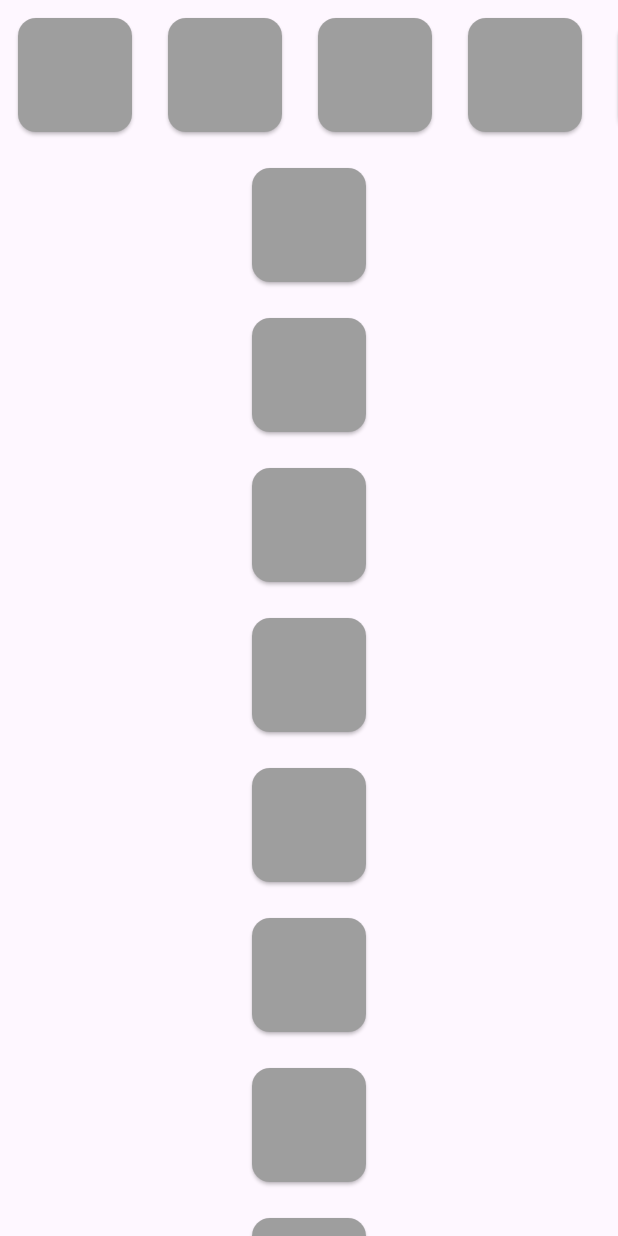
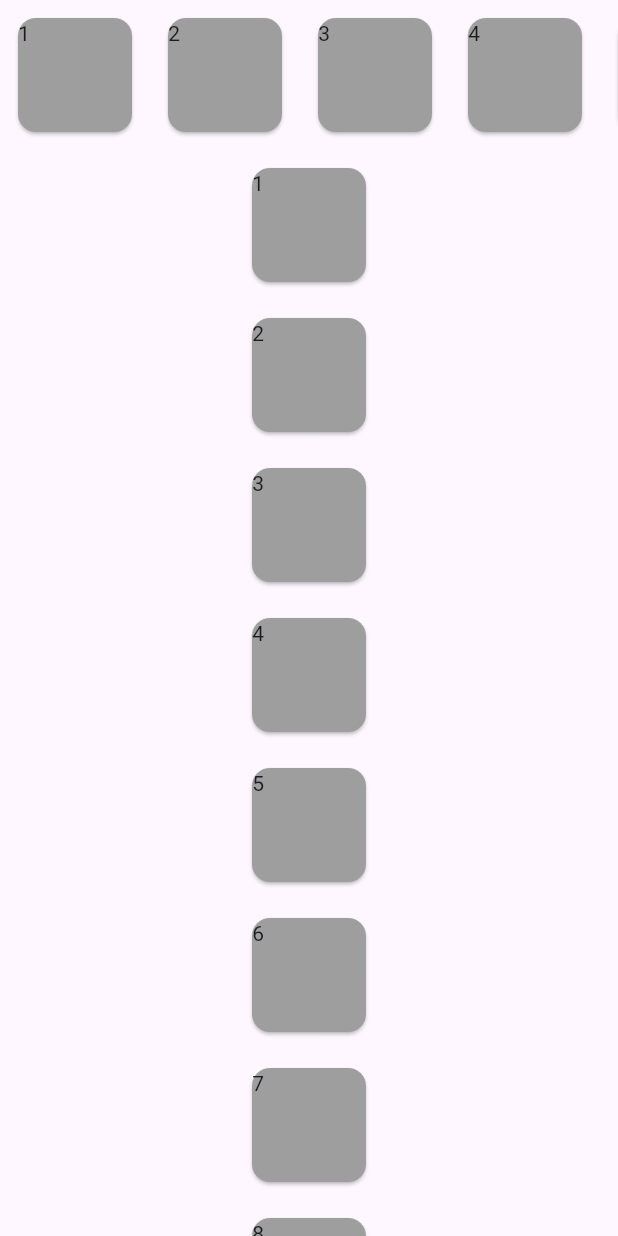
Before and after one commit to gatewan/flutter-lab, a Flutter app: the HomePage screen opened directly, after a tap on "Explore ListView", on a phone screen of 412 x 824 dp. Run offline on Flutter 3.47's test engine with Material 2 defaults, Android fonts, the phone set to English and light mode, and no system bars; our stand-ins replace package_info_plus.

Commit message:
Need Help

```diff
--- a/lib/pages/home_page.dart
+++ b/lib/pages/home_page.dart
@@ -127,13 +127,15 @@ class HomePage extends StatelessWidget {
                         padding:
                             EdgeInsets.symmetric(horizontal: 16, vertical: 5),
                         child: Card(
-                          child: Column(
-                            mainAxisSize: MainAxisSize.min,
-                            children: <Widget>[
-                              ListTile(
-                                title: Text("Explore ScrollView"),
-                              )
-                            ],
+                          child: Padding(
+                            padding: EdgeInsets.symmetric(
+                                vertical: 18, horizontal: 14),
+                            child: Text(
+                              "Explore ScrollView",
+                              style: TextStyle(
+                                fontSize: 16,
+                              ),
+                            ),
                           ),
                         ),
                       ),
@@ -149,13 +151,15 @@ class HomePage extends StatelessWidget {
                             );
                           },
                           child: const Card(
-                            child: Column(
-                              mainAxisSize: MainAxisSize.min,
-                              children: <Widget>[
-                                ListTile(
-                                  title: Text("Explore ListView"),
-                                )
-                              ],
+                            child: Padding(
+                              padding: EdgeInsets.symmetric(
+                                  vertical: 18, horizontal: 14),
+                              child: Text(
+                                "Explore ListView",
+                                style: TextStyle(
+                                  fontSize: 16,
+                                ),
+                              ),
                             ),
                           ),
                         ),
@@ -164,13 +168,15 @@ class HomePage extends StatelessWidget {
                         padding:
                             EdgeInsets.symmetric(horizontal: 16, vertical: 5),
                         child: Card(
-                          child: Column(
-                            mainAxisSize: MainAxisSize.min,
-                            children: <Widget>[
-                              ListTile(
-                                title: Text("Explore TableView"),
-                              )
-                            ],
+                          child: Padding(
+                            padding: EdgeInsets.symmetric(
+                                vertical: 18, horizontal: 14),
+                            child: Text(
+                              "Explore TableView",
+                              style: TextStyle(
+                                fontSize: 16,
+                              ),
+                            ),
                           ),
                         ),
                       ),
@@ -178,13 +184,15 @@ class HomePage extends StatelessWidget {
                         padding:
                             EdgeInsets.symmetric(horizontal: 16, vertical: 5),
                         child: Card(
-                          child: Column(
-                            mainAxisSize: MainAxisSize.min,
-                            children: <Widget>[
-                              ListTile(
-                                title: Text("Explore Column"),
-                              )
-                            ],
+                          child: Padding(
+                            padding: EdgeInsets.symmetric(
+                                vertical: 18, horizontal: 14),
+                            child: Text(
+                              "Explore Column",
+                              style: TextStyle(
+                                fontSize: 16,
+                              ),
+                            ),
                           ),
                         ),
                       ),
@@ -192,13 +200,15 @@ class HomePage extends StatelessWidget {
                         padding:
                             EdgeInsets.symmetric(horizontal: 16, vertical: 5),
                         child: Card(
-                          child: Column(
-                            mainAxisSize: MainAxisSize.min,
-                            children: <Widget>[
-                              ListTile(
-                                title: Text("Explore Row"),
-                              )
-                            ],
+                          child: Padding(
+                            padding: EdgeInsets.symmetric(
+                                vertical: 18, horizontal: 14),
+                            child: Text(
+                              "Explore Row",
+                              style: TextStyle(
+                                fontSize: 16,
+                              ),
+                            ),
                           ),
                         ),
                       ),
@@ -215,13 +225,15 @@ class HomePage extends StatelessWidget {
                             );
                           },
                           child: const Card(
-                            child: Column(
-                              mainAxisSize: MainAxisSize.min,
-                              children: <Widget>[
-                                ListTile(
-                                  title: Text("Explore Stack"),
-                                )
-                              ],
+                            child: Padding(
+                              padding: EdgeInsets.symmetric(
+                                  vertical: 18, horizontal: 14),
+                              child: Text(
+                                "Explore Stack",
+                                style: TextStyle(
+                                  fontSize: 16,
+                                ),
+                              ),
                             ),
                           ),
                         ),
@@ -230,13 +242,15 @@ class HomePage extends StatelessWidget {
                         padding:
                             EdgeInsets.symmetric(horizontal: 16, vertical: 5),
                         child: Card(
-                          child: Column(
-                            mainAxisSize: MainAxisSize.min,
-                            children: <Widget>[
-                              ListTile(
-                                title: Text("Explore TextField"),
-                              )
-                            ],
+                          child: Padding(
+                            padding: EdgeInsets.symmetric(
+                                vertical: 18, horizontal: 14),
+                            child: Text(
+                              "Explore TextField",
+                              style: TextStyle(
+                                fontSize: 16,
+                              ),
+                            ),
                           ),
                         ),
                       ),
@@ -244,13 +258,15 @@ class HomePage extends StatelessWidget {
                         padding:
                             EdgeInsets.symmetric(horizontal: 16, vertical: 5),
                         child: Card(
-                          child: Column(
-                            mainAxisSize: MainAxisSize.min,
-                            children: <Widget>[
-                              ListTile(
-                                title: Text("Explore More"),
-                              )
-                            ],
+                          child: Padding(
+                            padding: EdgeInsets.symmetric(
+                                vertical: 18, horizontal: 14),
+                            child: Text(
+                              "Explore More",
+                              style: TextStyle(
+                                fontSize: 16,
+                              ),
+                            ),
                           ),
                         ),
                       ),
@@ -258,13 +274,15 @@ class HomePage extends StatelessWidget {
                         padding:
                             EdgeInsets.symmetric(horizontal: 16, vertical: 5),
                         child: Card(
-                          child: Column(
-                            mainAxisSize: MainAxisSize.min,
-                            children: <Widget>[
-                              ListTile(
-                                title: Text("Explore Others"),
-                              )
-                            ],
+                          child: Padding(
+                            padding: EdgeInsets.symmetric(
+                                vertical: 18, horizontal: 14),
+                            child: Text(
+                              "Explore Others",
+                              style: TextStyle(
+                                fontSize: 16,
+                              ),
+                            ),
                           ),
                         ),
                       ),
@@ -272,13 +290,15 @@ class HomePage extends StatelessWidget {
                         padding:
                             EdgeInsets.symmetric(horizontal: 16, vertical: 5),
                         child: Card(
-                          child: Column(
-                            mainAxisSize: MainAxisSize.min,
-                            children: <Widget>[
-                              ListTile(
-                                title: Text("Explore Further"),
-                              )
-                            ],
+                          child: Padding(
+                            padding: EdgeInsets.symmetric(
+                                vertical: 18, horizontal: 14),
+                            child: Text(
+                              "Explore Further",
+                              style: TextStyle(
+                                fontSize: 16,
+                              ),
+                            ),
                           ),
                         ),
                       ),
@@ -286,12 +306,15 @@ class HomePage extends StatelessWidget {
                         padding:
                             EdgeInsets.symmetric(horizontal: 16, vertical: 5),
                         child: Card(
-                          child: Column(
-                            children: <Widget>[
-                              ListTile(
-                                title: Text("Explore bodyProperties"),
-                              )
-                            ],
+                          child: Padding(
+                            padding: EdgeInsets.symmetric(
+                                vertical: 18, horizontal: 14),
+                            child: Text(
+                              "Explore BodyProperties",
+                              style: TextStyle(
+                                fontSize: 16,
+                              ),
+                            ),
                           ),
                         ),
                       ),
--- a/lib/pages/listview_page.dart
+++ b/lib/pages/listview_page.dart
@@ -22,6 +22,7 @@ class ListViewPage extends StatelessWidget {
                     child: SizedBox(
                       width: 76,
                       height: 76,
+                      child: Text("1"),
                     ),
                   ),
                 ),
@@ -32,6 +33,7 @@ class ListViewPage extends StatelessWidget {
                     child: SizedBox(
                       width: 76,
                       height: 76,
+                      child: Text("2"),
                     ),
                   ),
                 ),
@@ -42,6 +44,7 @@ class ListViewPage extends StatelessWidget {
                     child: SizedBox(
                       width: 76,
                       height: 76,
+                      child: Text("3"),
                     ),
                   ),
                 ),
@@ -52,6 +55,7 @@ class ListViewPage extends StatelessWidget {
                     child: SizedBox(
                       width: 76,
                       height: 76,
+                      child: Text("4"),
                     ),
                   ),
                 ),
@@ -62,6 +66,62 @@ class ListViewPage extends StatelessWidget {
                     child: SizedBox(
                       width: 76,
                       height: 76,
+                      child: Text("5"),
+                    ),
+                  ),
+                ),
+                Padding(
+                  padding: EdgeInsets.all(8),
+                  child: Card(
+                    color: Colors.grey,
+                    child: SizedBox(
+                      width: 76,
+                      height: 76,
+                      child: Text("6"),
+                    ),
+                  ),
+                ),
+                Padding(
+                  padding: EdgeInsets.all(8),
+                  child: Card(
+                    color: Colors.grey,
+                    child: SizedBox(
+                      width: 76,
+                      height: 76,
+                      child: Text("7"),
+                    ),
+                  ),
+                ),
+                Padding(
+                  padding: EdgeInsets.all(8),
+                  child: Card(
+                    color: Colors.grey,
+                    child: SizedBox(
+                      width: 76,
+                      height: 76,
+                      child: Text("8"),
+                    ),
+                  ),
+                ),
+                Padding(
+                  padding: EdgeInsets.all(8),
+                  child: Card(
+                    color: Colors.grey,
+                    child: SizedBox(
+                      width: 76,
+                      height: 76,
+                      child: Text("9"),
+                    ),
+                  ),
+                ),
+                Padding(
+                  padding: EdgeInsets.all(8),
+                  child: Card(
+                    color: Colors.grey,
+                    child: SizedBox(
+                      width: 76,
+                      height: 76,
+                      child: Text("10"),
                     ),
                   ),
                 ),
@@ -80,6 +140,7 @@ class ListViewPage extends StatelessWidget {
                     child: SizedBox(
                       width: 76,
                       height: 76,
+                      child: Text("1"),
                     ),
                   ),
                 ),
@@ -90,6 +151,7 @@ class ListViewPage extends StatelessWidget {
                     child: SizedBox(
                       width: 76,
                       height: 76,
+                      child: Text("2"),
                     ),
                   ),
                 ),
@@ -100,6 +162,7 @@ class ListViewPage extends StatelessWidget {
                     child: SizedBox(
                       width: 76,
                       height: 76,
+                      child: Text("3"),
                     ),
                   ),
                 ),
@@ -110,6 +173,7 @@ class ListViewPage extends StatelessWidget {
                     child: SizedBox(
                       width: 76,
                       height: 76,
+                      child: Text("4"),
                     ),
                   ),
                 ),
@@ -120,6 +184,7 @@ class ListViewPage extends StatelessWidget {
                     child: SizedBox(
                       width: 76,
                       height: 76,
+                      child: Text("5"),
                     ),
                   ),
                 ),
@@ -130,6 +195,7 @@ class ListViewPage extends StatelessWidget {
                     child: SizedBox(
                       width: 76,
                       height: 76,
+                      child: Text("6"),
                     ),
                   ),
                 ),
@@ -140,6 +206,7 @@ class ListViewPage extends StatelessWidget {
                     child: SizedBox(
                       width: 76,
                       height: 76,
+                      child: Text("7"),
                     ),
                   ),
                 ),
@@ -150,6 +217,7 @@ class ListViewPage extends StatelessWidget {
                     child: SizedBox(
                       width: 76,
                       height: 76,
+                      child: Text("8"),
                     ),
                   ),
                 ),
@@ -160,6 +228,7 @@ class ListViewPage extends StatelessWidget {
                     child: SizedBox(
                       width: 76,
                       height: 76,
+                      child: Text("9"),
                     ),
                   ),
                 ),
@@ -170,6 +239,7 @@ class ListViewPage extends StatelessWidget {
                     child: SizedBox(
                       width: 76,
                       height: 76,
+                      child: Text("10"),
                     ),
                   ),
                 ),
```
